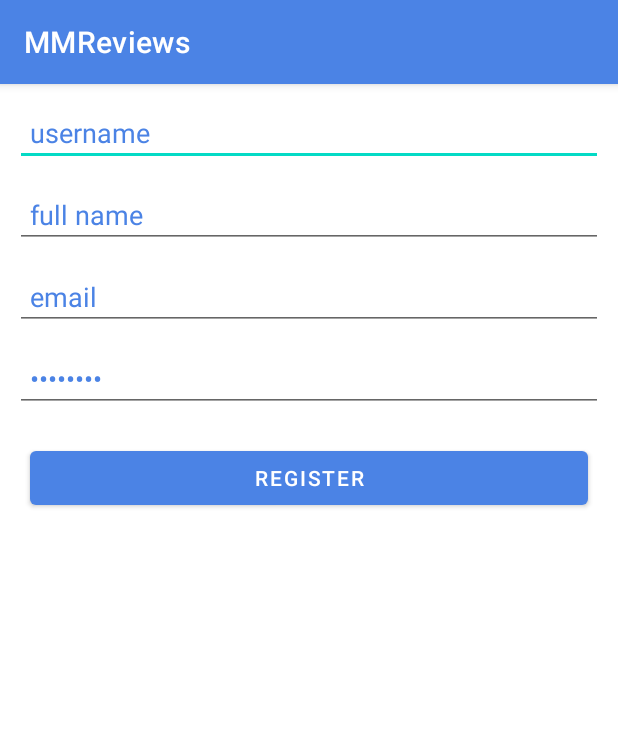
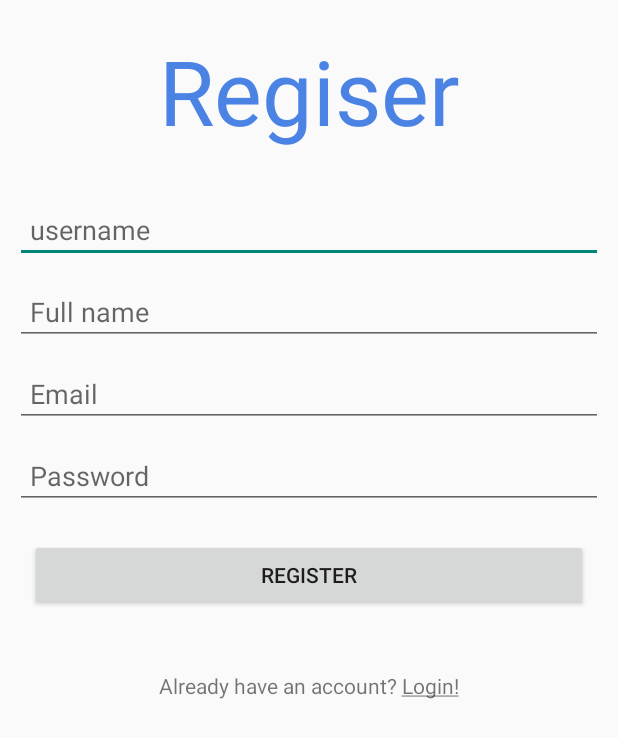
Before and after one commit to mikalacki/Android, an Android app: the SignUp screen opened directly, with no data from a screen before it, on a phone screen of 412 x 824 dp. Shown: the top 738 px of the screen. Run offline under Robolectric (Android 15) with nearby library versions, the phone set to English and light mode, and no system bars; libraries missing offline, so code that uses them is left out: com.vishnusivadas.advanced_httpurlconnection.

Commit message:
Sign in, log in profile xmls are done

```diff
--- a/app/src/main/java/com/example/mmreviews/SignUp.java
+++ b/app/src/main/java/com/example/mmreviews/SignUp.java
@@ -2,13 +2,106 @@ package com.example.mmreviews;
 
 import androidx.appcompat.app.AppCompatActivity;
 
+import android.content.Intent;
 import android.os.Bundle;
+import android.os.Handler;
+import android.os.Looper;
+import android.util.Log;
+import android.view.View;
+import android.widget.Button;
+import android.widget.ProgressBar;
+import android.widget.TextView;
+import android.widget.Toast;
+
+import com.google.android.material.textfield.TextInputEditText;
+import com.vishnusivadas.advanced_httpurlconnection.PutData;
 
 public class SignUp extends AppCompatActivity {
+
+    TextInputEditText textInputEditTextFullname, textInputEditTextUsername, textInputEditTextPassword, textInputEditTextEmail;
+    Button buttonRegister;
+    TextView textViewLogin;
 
     @Override
     protected void onCreate(Bundle savedInstanceState) {
         super.onCreate(savedInstanceState);
         setContentView(R.layout.activity_sign_up);
+
+        textInputEditTextUsername = findViewById(R.id.usernameSignup);
+        textInputEditTextFullname = findViewById(R.id.fullName);
+        textInputEditTextEmail = findViewById(R.id.email);
+        textInputEditTextPassword = findViewById(R.id.passwordSignup);
+        buttonRegister = findViewById(R.id.btn_register);
+        textViewLogin = findViewById(R.id.loginText);
+        ProgressBar progressBar = findViewById(R.id.progressBar);
+
+        textViewLogin.setOnClickListener(new View.OnClickListener() {
+            @Override
+            public void onClick(View v) {
+                Intent intent = new Intent(getApplicationContext(), LogIn.class);
+                startActivity(intent);
+                finish();
+            }
+        });
+
+        buttonRegister.setOnClickListener(new View.OnClickListener() {
+            @Override
+            public void onClick(View v) {
+
+                String fullname, username, password, email;
+                fullname = String.valueOf(textInputEditTextFullname.getText());
+                username = String.valueOf(textInputEditTextUsername.getText());
+                email = String.valueOf(textInputEditTextEmail.getText());
+                password = String.valueOf(textInputEditTextPassword.getText());
+
+
+                if (!fullname.equals("") && !username.equals("") && !email.equals("") && !password.equals("")) {
+
+                    progressBar.setVisibility(View.VISIBLE);
+                    Handler handler = new Handler();
+                    handler.post(new Runnable() {
+                        @Override
+                        public void run() {
+                            //Starting Write and Read data with URL
+                            //Creating array for parameters
+                            String[] field = new String[4];
+                            field[0] = "fullname";
+                            field[1] = "email";
+                            field[2] = "username";
+                            field[3] = "password";
+                            //Creating array for data
+                            String[] data = new String[4];
+                            data[0] = fullname;
+                            data[1] = email;
+                            data[2] = username;
+                            data[3] = password;
+                            PutData putData = new PutData("http://192.168.1.59/LoginRegister/signup.php", "POST", field, data);
+                            if (putData.startPut()) {
+                                if (putData.onComplete()) {
+                                    progressBar.setVisibility(View.GONE);
+                                    String result = putData.getResult();
+                                    if (result.equals("Sign Up Success")){
+                                        Toast.makeText(getApplicationContext(), result, Toast.LENGTH_SHORT).show();
+                                        Intent intent = new Intent(getApplicationContext(), LogIn.class);
+                                        startActivity(intent);
+                                        finish();
+                                    }
+                                    else{
+                                        Toast.makeText(getApplicationContext(), result, Toast.LENGTH_SHORT).show();
+                                    }
+
+                                }
+                            }
+                            //End Write and Read data with URL
+                        }
+                    });
+                }
+                else {
+                    Toast.makeText(getApplicationContext(), "All tings are required", Toast.LENGTH_SHORT).show();
+                }
+            }
+        });
+
+
     }
 }
--- a/app/src/main/res/layout/activity_sign_up.xml
+++ b/app/src/main/res/layout/activity_sign_up.xml
@@ -9,71 +9,111 @@
 
 <androidx.constraintlayout.widget.ConstraintLayout
     android:layout_width="match_parent"
-    android:layout_height="match_parent"
+    android:layout_height="wrap_content"
     tools:context=".SignUp">
 
-        <EditText
-            android:id="@+id/username"
+        <TextView
+            android:id="@+id/registerSign"
+            android:layout_width="wrap_content"
+            android:layout_height="wrap_content"
+            android:text="@string/regiserSign"
+            android:textColor="#4B83E5"
+            app:layout_constraintEnd_toEndOf="parent"
+            app:layout_constraintStart_toStartOf="parent"
+            app:layout_constraintTop_toTopOf="parent"
+            android:textSize="60sp"
+            android:padding="20dp">
+
+        </TextView>
+
+
+        <com.google.android.material.textfield.TextInputEditText
+            android:id="@+id/usernameSignup"
             android:layout_width="match_parent"
             android:layout_height="wrap_content"
             android:layout_margin="10dp"
             android:inputType="text"
             android:padding="10dp"
-            android:text="username"
+            android:hint="@string/username"
             android:textColor="#4B83E5"
             android:layout_marginTop="10dp"
-            app:layout_constraintTop_toTopOf="parent">
+            app:layout_constraintTop_toBottomOf="@id/registerSign">
 
-        </EditText>
+        </com.google.android.material.textfield.TextInputEditText>
 
-        <EditText
+
+        <com.google.android.material.textfield.TextInputEditText
             android:layout_width="match_parent"
             android:layout_height="wrap_content"
             android:inputType="text"
             android:id="@+id/fullName"
-            android:text="full name"
+            android:hint="@string/fullname"
             android:textColor="#4B83E5"
-            app:layout_constraintTop_toBottomOf="@+id/username"
+            app:layout_constraintTop_toBottomOf="@+id/usernameSignup"
             android:padding="10dp"
             android:layout_margin="10dp">
 
-        </EditText>
+        </com.google.android.material.textfield.TextInputEditText>
 
-        <EditText
+        <com.google.android.material.textfield.TextInputEditText
             android:layout_width="match_parent"
             android:layout_height="wrap_content"
             android:inputType="text"
             android:id="@+id/email"
-            android:text="email"
+            android:hint="@string/email"
             android:textColor="#4B83E5"
             app:layout_constraintTop_toBottomOf="@+id/fullName"
             android:padding="10dp"
             android:layout_margin="10dp">
 
-        </EditText>
+        </com.google.android.material.textfield.TextInputEditText>
 
-        <EditText
+        <com.google.android.material.textfield.TextInputEditText
             android:layout_width="match_parent"
             android:layout_height="wrap_content"
             android:inputType="textPassword"
-            android:id="@+id/password"
-            android:text="password"
+            android:id="@+id/passwordSignup"
+            android:hint="@string/password"
             android:textColor="#4B83E5"
             app:layout_constraintTop_toBottomOf="@+id/email"
             android:padding="10dp"
             android:layout_margin="10dp">
 
-        </EditText>
+        </com.google.android.material.textfield.TextInputEditText>
+
+        <ProgressBar
+            android:id="@+id/progressBar"
+            android:layout_width="wrap_content"
+            android:layout_height="wrap_content"
+            android:visibility="gone"
+            app:layout_constraintEnd_toEndOf="parent"
+            app:layout_constraintStart_toStartOf="parent"
+            app:layout_constraintTop_toBottomOf="@id/passwordSignup">
+
+        </ProgressBar>
 
         <Button
             android:layout_width="match_parent"
             android:layout_height="wrap_content"
-            app:layout_constraintTop_toBottomOf="@+id/password"
+            app:layout_constraintTop_toBottomOf="@+id/passwordSignup"
             android:layout_margin="20dp"
-            android:text="register"
+            android:text="@string/register"
             android:id="@+id/btn_register">
 
         </Button>
+
+        <TextView
+            android:id="@+id/loginText"
+            android:layout_width="wrap_content"
+            android:layout_height="wrap_content"
+            android:layout_marginTop="40dp"
+            android:text="@string/loginhere"
+            app:layout_constraintEnd_toEndOf="parent"
+            app:layout_constraintStart_toStartOf="parent"
+            app:layout_constraintTop_toBottomOf="@id/btn_register">
+
+        </TextView>
+
 
 
 
--- a/app/src/main/res/values/strings.xml
+++ b/app/src/main/res/values/strings.xml
@@ -1,4 +1,14 @@
 <resources>
     <string name="app_name">MMReviews</string>
     <string name="title_activity_maps">Map</string>
+    <string name="loginhere">Already have an account? <u>Login!</u></string>
+    <string name="username">username</string>
+    <string name="fullname">Full name</string>
+    <string name="email">Email</string>
+    <string name="password">Password</string>
+    <string name="register">register</string>
+    <string name="regiserSign">Regiser</string>
+    <string name="loginSign">Login</string>
+    <string name="loginBtn">login</string>
+    <string name="signup">New here? <u>Sign up now!</u></string>
 </resources>
```
Also changed, not shown: app/src/main/AndroidManifest.xml (+17 -9 lines), app/src/main/java/com/example/mmreviews/LogIn.java (+82 -0 lines), app/src/main/res/layout/activity_log_in.xml (+48 -12 lines).
